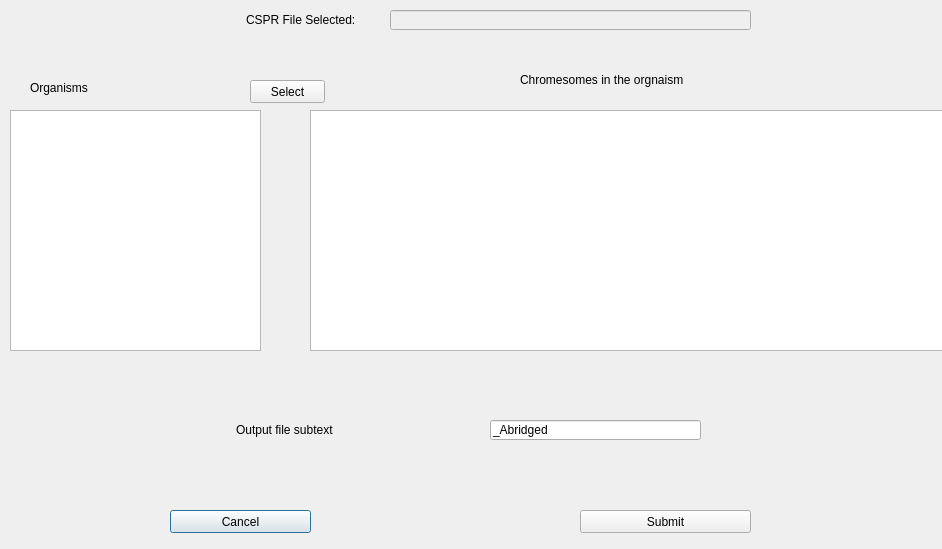
First picture: the form in cspr_chromesome_selection.ui, repository TrinhLab/CASPERapp, before the edit.
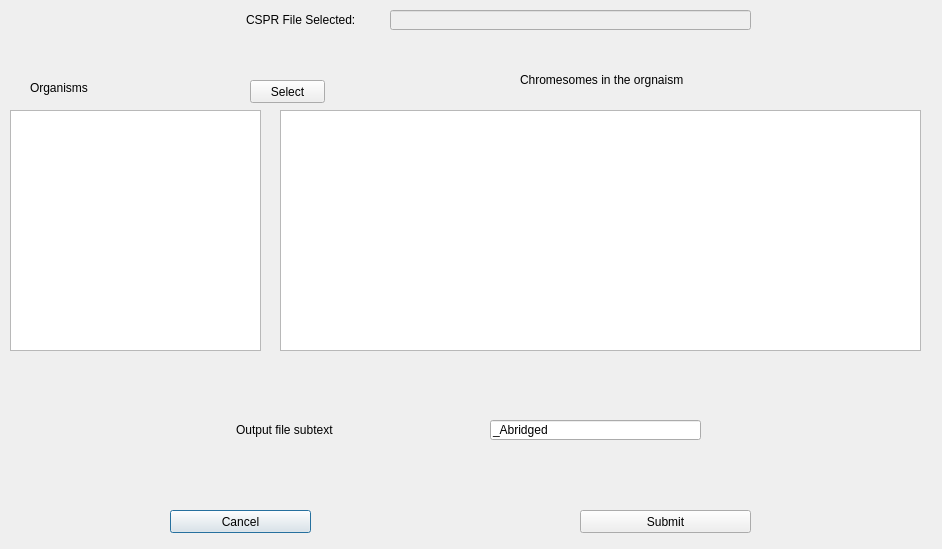
Second picture: the form after the edit.

Commit message: small change in NewGenome, as well as updating UI files to have horizontal scroll bars

Patch:
```diff
--- a/cspr_chromesome_selection.ui
+++ b/cspr_chromesome_selection.ui
@@ -16,7 +16,7 @@
   <widget class="QTableWidget" name="chromesome_table">
    <property name="geometry">
     <rect>
-     <x>310</x>
+     <x>280</x>
      <y>110</y>
      <width>641</width>
      <height>241</height>
```
Left out of the diff: 12 changed lines with no effect on the pictures. The commit also changes 7 other files.
